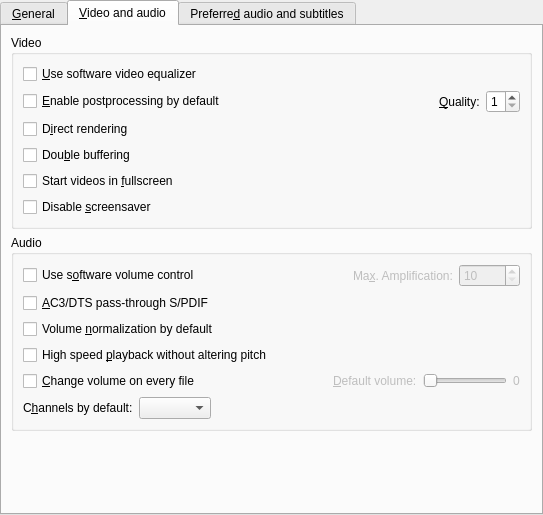
wilbert2000/wzplayer, file src/prefgeneral.ui: the form before one commit.
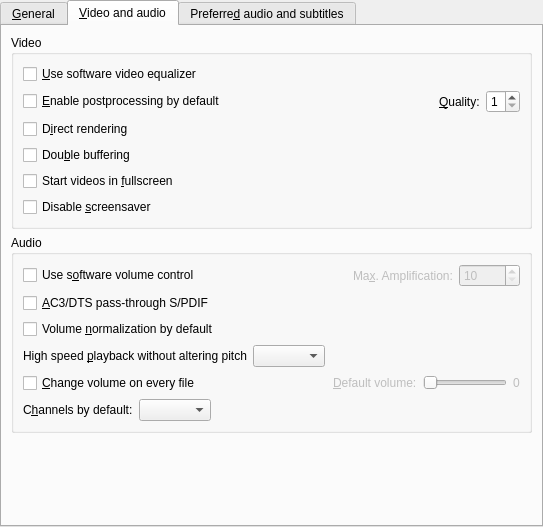
The form after the commit. The open tabs and pages were chosen to show the change. Icons and pictures are not drawn. Custom widgets are drawn as their Qt base class.

The edit to the form file:
```diff
--- a/src/prefgeneral.ui
+++ b/src/prefgeneral.ui
@@ -6,7 +6,7 @@
     <x>0</x>
     <y>0</y>
     <width>543</width>
-    <height>515</height>
+    <height>527</height>
    </rect>
   </property>
   <property name="windowIcon" >
@@ -497,11 +497,49 @@
            </widget>
           </item>
           <item>
-           <widget class="QCheckBox" name="scaletempo_check" >
-            <property name="text" >
-             <string>High speed &amp;playback without altering pitch</string>
+           <layout class="QHBoxLayout" >
+            <property name="margin" >
+             <number>0</number>
             </property>
-           </widget>
+            <property name="spacing" >
+             <number>6</number>
+            </property>
+            <item>
+             <widget class="QLabel" name="label_6" >
+              <property name="text" >
+               <string>High speed &amp;playback without altering pitch</string>
+              </property>
+              <property name="buddy" >
+               <cstring>scaletempo_combo</cstring>
+              </property>
+             </widget>
+            </item>
+            <item>
+             <widget class="TristateCombo" name="scaletempo_combo" >
+              <property name="sizePolicy" >
+               <sizepolicy>
+                <hsizetype>5</hsizetype>
+                <vsizetype>0</vsizetype>
+                <horstretch>0</horstretch>
+                <verstretch>0</verstretch>
+               </sizepolicy>
+              </property>
+             </widget>
+            </item>
+            <item>
+             <spacer>
+              <property name="orientation" >
+               <enum>Qt::Horizontal</enum>
+              </property>
+              <property name="sizeHint" >
+               <size>
+                <width>40</width>
+                <height>20</height>
+               </size>
+              </property>
+             </spacer>
+            </item>
+           </layout>
           </item>
           <item>
            <layout class="QHBoxLayout" >
@@ -862,6 +900,11 @@
   </layout>
  </widget>
  <customwidgets>
+  <customwidget>
+   <class>TristateCombo</class>
+   <extends>QComboBox</extends>
+   <header>tristatecombo.h</header>
+  </customwidget>
   <customwidget>
    <class>MyComboBox</class>
    <extends>QComboBox</extends>
```
